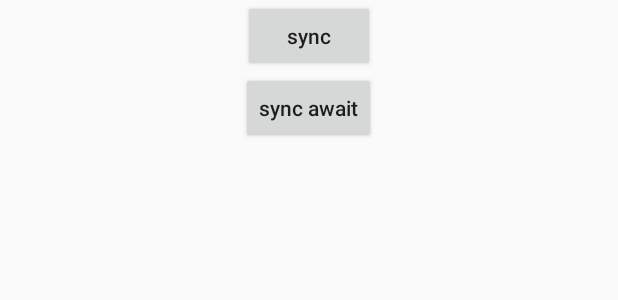
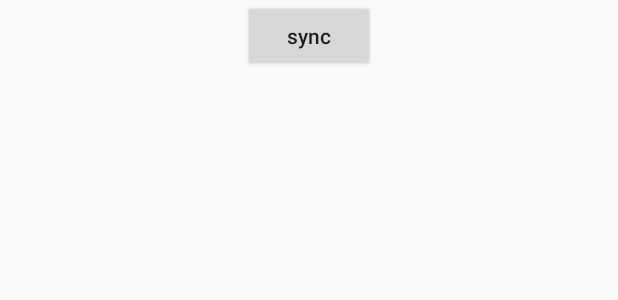
Before and after one commit to zj565061763/coroutine, an Android app: the layout sample_syncable.xml on its own in the app's theme, with its tools: preview values and no code run, on a phone screen of 412 x 824 dp. Shown: the top 300 px of the screen. Run offline under Robolectric (Android 15) with nearby library versions, the phone set to English and light mode, and no system bars.

```diff
--- a/app/src/main/res/layout/sample_syncable.xml
+++ b/app/src/main/res/layout/sample_syncable.xml
@@ -12,11 +12,4 @@
         android:text="sync"
         android:textAllCaps="false" />
 
-    <Button
-        android:id="@+id/btn_sync_await"
-        android:layout_width="wrap_content"
-        android:layout_height="wrap_content"
-        android:text="sync await"
-        android:textAllCaps="false" />
-
 </LinearLayout>
```
Also changed, not shown: app/src/main/java/com/sd/demo/coroutines/SampleSyncable.kt (+4 -5 lines), lib/src/main/java/com/sd/lib/coroutines/FSyncable.kt (+4 -14 lines), 1 other file.
